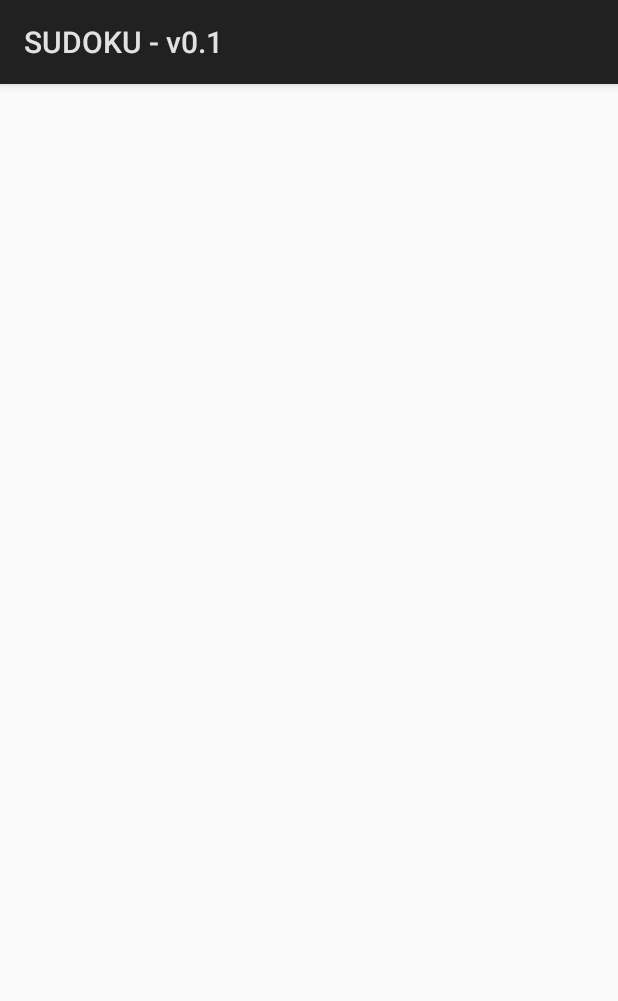
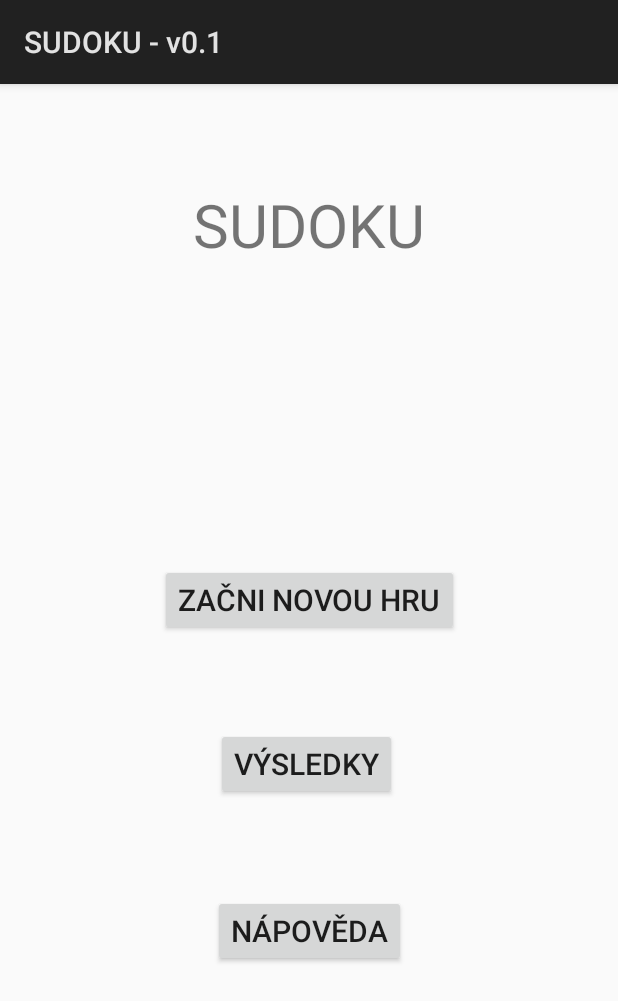
Before and after one commit to SniferBlack/TAMZ2, an Android app: the screen it shows after launch (MainActivity), on a phone screen of 412 x 824 dp. Shown: the top 1001 px of the screen. Run offline under Robolectric (Android 15) with nearby library versions, the phone set to English and light mode, and no system bars.

Commit message:
Základní layout

```diff
--- a/app/build.gradle
+++ b/app/build.gradle
@@ -21,6 +21,7 @@ android {
 dependencies {
     implementation fileTree(dir: 'libs', include: ['*.jar'])
     implementation 'com.android.support.constraint:constraint-layout:1.1.3'
+    implementation 'com.android.support:appcompat-v7:28.0.0'
     testImplementation 'junit:junit:4.12'
     androidTestImplementation 'com.android.support.test:runner:1.0.2'
     androidTestImplementation 'com.android.support.test.espresso:espresso-core:3.0.2'
--- a/app/src/main/AndroidManifest.xml
+++ b/app/src/main/AndroidManifest.xml
@@ -16,6 +16,9 @@
                 <category android:name="android.intent.category.LAUNCHER" />
             </intent-filter>
         </activity>
+        <activity android:name=".VyberObtiznosti" />
+        <activity android:name=".Hra" />
+        <activity android:name=".Napoveda"></activity>
     </application>
 
 </manifest>
--- a/app/src/main/java/cer0387/projekt_sudoku/MainActivity.java
+++ b/app/src/main/java/cer0387/projekt_sudoku/MainActivity.java
@@ -1,31 +1,47 @@
 package cer0387.projekt_sudoku;
 
 import android.app.Activity;
+import android.content.Intent;
 import android.os.Bundle;
+import android.support.v7.app.AppCompatActivity;
+import android.view.View;
+import android.widget.Toast;
+import android.content.SharedPreferences;
+
 
 public class MainActivity extends Activity {
+
+    SharedPreferences Hra;
+    SharedPreferences.Editor mySharedEditor;
 
     @Override
     protected void onCreate(Bundle savedInstanceState) {
         super.onCreate(savedInstanceState);
         setContentView(R.layout.activity_main);
 
-        int[][] Sudoku = SudokuGenerator.vratInstanci().generujCisla();
-        PrintConsoleSudoku(Sudoku);
     }
 
-    private void PrintConsoleSudoku(int[][] Sudoku)
-    {
-        for(int y = 0; y <9; y++)
-        {
-            for(int x = 0; x <9; x++)
-            {
-                if(x!=8)
-                    System.out.print(Sudoku[x][y] + "|");
-                else
-                    System.out.print(Sudoku[x][y]);
-            }
-            System.out.println();
-        }
+    public void onZacitNovouHruButtonClicked(View view) {
+        Toast.makeText(getApplicationContext(), "Začínáš novou hru", Toast.LENGTH_SHORT).show();
+        Intent intent = new Intent(this, VyberObtiznosti.class);
+        startActivity(intent);
+    }
+
+    public void onPokracovatButtonClicked(View view) {
+        Toast.makeText(getApplicationContext(), "Pokračuješ ve hře", Toast.LENGTH_SHORT).show();
+        /*Intent intent = new Intent(this,Hra.class);
+        startActivity(intent);*/
+    }
+
+    public void onVysledkyButtonClicked(View view) {
+        Toast.makeText(getApplicationContext(), "Výsledky her", Toast.LENGTH_SHORT).show();
+        /*Intent intent = new Intent(this,Vysledky.class);
+        startActivity(intent);*/
+    }
+
+    public void onNapovedaButtonClicked(View view) {
+        Toast.makeText(getApplicationContext(), "Herní nápověda", Toast.LENGTH_SHORT).show();
+        Intent intent = new Intent(this,Napoveda.class);
+        startActivity(intent);
     }
 }
--- a/app/src/main/java/cer0387/projekt_sudoku/SudokuGenerator.java
+++ b/app/src/main/java/cer0387/projekt_sudoku/SudokuGenerator.java
@@ -10,10 +10,7 @@ public class SudokuGenerator {
 
     private Random rand = new Random();
 
-    private SudokuGenerator()
-    {
-
-    }
+    private SudokuGenerator() {}
 
     public static SudokuGenerator vratInstanci()
     {
--- a/app/src/main/res/layout/activity_main.xml
+++ b/app/src/main/res/layout/activity_main.xml
@@ -6,4 +6,93 @@
     android:layout_height="match_parent"
     tools:context=".MainActivity">
 
+    <Button
+        android:id="@+id/button"
+        android:layout_width="wrap_content"
+        android:layout_height="wrap_content"
+        android:layout_marginStart="8dp"
+        android:layout_marginTop="8dp"
+        android:layout_marginEnd="8dp"
+        android:layout_marginBottom="8dp"
+        android:text="@string/nova_hra"
+        android:onClick="onZacitNovouHruButtonClicked"
+        android:textSize="20dp"
+        app:layout_constraintBottom_toBottomOf="parent"
+        app:layout_constraintEnd_toEndOf="parent"
+        app:layout_constraintHorizontal_bias="0.502"
+        app:layout_constraintStart_toStartOf="parent"
+        app:layout_constraintTop_toBottomOf="@+id/textView"
+        app:layout_constraintVertical_bias="0.328" />
+
+    <Button
+        android:id="@+id/button3"
+        android:layout_width="wrap_content"
+        android:layout_height="wrap_content"
+        android:layout_marginStart="8dp"
+        android:layout_marginTop="8dp"
+        android:layout_marginEnd="8dp"
+        android:layout_marginBottom="8dp"
+        android:text="@string/pokracovat"
+        android:onClick="onPokracovatButtonClicked"
+        android:textSize="20dp"
+        android:visibility="invisible"
+        app:layout_constraintBottom_toBottomOf="parent"
+        app:layout_constraintEnd_toEndOf="parent"
+        app:layout_constraintHorizontal_bias="0.502"
+        app:layout_constraintStart_toStartOf="parent"
+        app:layout_constraintTop_toBottomOf="@+id/textView"
+        app:layout_constraintVertical_bias="0.126" />
+
+    <Button
+        android:id="@+id/button2"
+        android:layout_width="wrap_content"
+        android:layout_height="wrap_content"
+        android:layout_marginStart="8dp"
+        android:layout_marginTop="8dp"
+        android:layout_marginEnd="8dp"
+        android:layout_marginBottom="8dp"
+        android:text="@string/vysledky"
+        android:onClick="onVysledkyButtonClicked"
+        android:textSize="20dp"
+        app:layout_constraintBottom_toBottomOf="parent"
+        app:layout_constraintEnd_toEndOf="parent"
+        app:layout_constraintHorizontal_bias="0.493"
+        app:layout_constraintStart_toStartOf="parent"
+        app:layout_constraintTop_toBottomOf="@+id/textView"
+        app:layout_constraintVertical_bias="0.515" />
+
+    <Button
+        android:id="@+id/button4"
+        android:layout_width="wrap_content"
+        android:layout_height="wrap_content"
+        android:layout_marginStart="8dp"
+        android:layout_marginTop="8dp"
+        android:layout_marginEnd="8dp"
+        android:layout_marginBottom="8dp"
+        android:text="@string/napoveda"
+        android:onClick="onNapovedaButtonClicked"
+        android:textSize="20dp"
+        app:layout_constraintBottom_toBottomOf="parent"
+        app:layout_constraintEnd_toEndOf="parent"
+        app:layout_constraintHorizontal_bias="0.502"
+        app:layout_constraintStart_toStartOf="parent"
+        app:layout_constraintTop_toBottomOf="@+id/textView"
+        app:layout_constraintVertical_bias="0.706" />
+
+    <TextView
+        android:id="@+id/textView"
+        android:layout_width="wrap_content"
+        android:layout_height="wrap_content"
+        android:layout_marginStart="8dp"
+        android:layout_marginTop="8dp"
+        android:layout_marginEnd="8dp"
+        android:layout_marginBottom="8dp"
+        android:allowUndo="true"
+        android:text="SUDOKU"
+        android:textSize="40dp"
+        app:layout_constraintBottom_toBottomOf="parent"
+        app:layout_constraintEnd_toEndOf="parent"
+        app:layout_constraintStart_toStartOf="parent"
+        app:layout_constraintTop_toTopOf="parent"
+        app:layout_constraintVertical_bias="0.084" />
 </android.support.constraint.ConstraintLayout>
--- a/app/src/main/res/values/colors.xml
+++ b/app/src/main/res/values/colors.xml
@@ -3,4 +3,6 @@
     <color name="colorPrimary">#008577</color>
     <color name="colorPrimaryDark">#00574B</color>
     <color name="colorAccent">#D81B60</color>
+    <color name="white">#FFFFFF</color>
+    <color name="black">#000000</color>
 </resources>
```
Also changed, not shown: app/src/main/java/cer0387/projekt_sudoku/Hra.java (added, +13 -0 lines), app/src/main/java/cer0387/projekt_sudoku/Napoveda.java (added, +25 -0 lines), app/src/main/java/cer0387/projekt_sudoku/VyberObtiznosti.java (added, +51 -0 lines), app/src/main/res/layout/activity_hra.xml (added, +9 -0 lines), app/src/main/res/layout/activity_napoveda.xml (added, +75 -0 lines), app/src/main/res/layout/activity_vyber_obtiznosti.xml (added, +90 -0 lines), app/src/main/res/values/strings.xml (+24 -0 lines).
